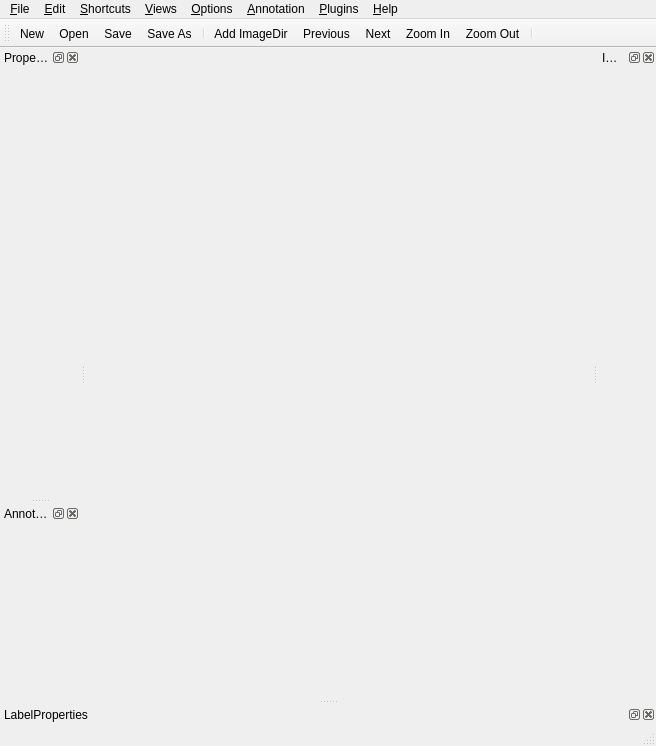
The window that sloth/gui/labeltool.ui (WJtomcat/sloth) describes before a commit, drawn with Qt 5.
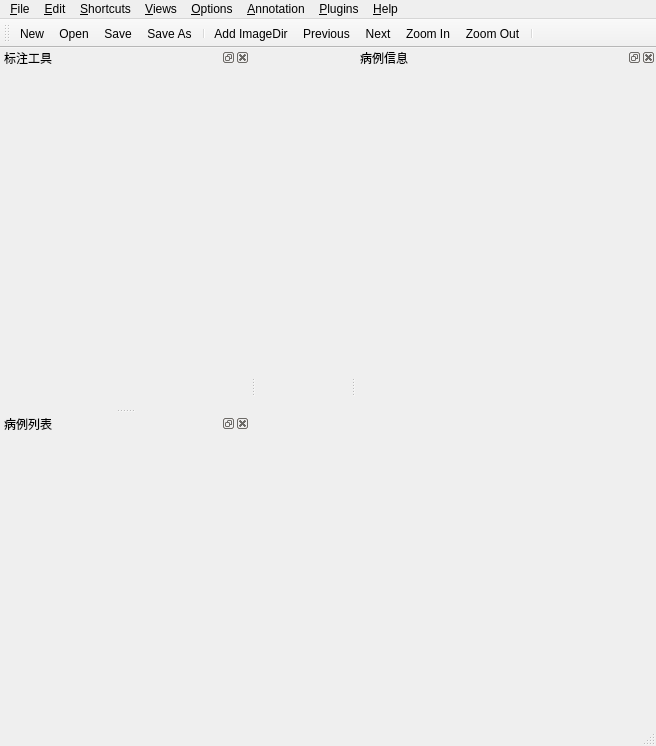
The same window after the commit. Icons and pictures are not drawn.

```diff
--- a/sloth/gui/labeltool.ui
+++ b/sloth/gui/labeltool.ui
@@ -119,7 +119,7 @@
     </size>
    </property>
    <property name="windowTitle">
-    <string>Properties</string>
+    <string>标注工具</string>
    </property>
    <attribute name="dockWidgetArea">
     <number>1</number>
@@ -128,25 +128,28 @@
   </widget>
   <widget class="QDockWidget" name="dockAnnotations">
    <property name="windowTitle">
-    <string>Annotations</string>
+    <string>病例列表</string>
+   </property>
+   <property name="minimumSize">
+    <size>
+     <width>250</width>
+     <height>38</height>
+    </size>
    </property>
    <attribute name="dockWidgetArea">
     <number>1</number>
    </attribute>
    <widget class="QWidget" name="dockAnnotationsContents"/>
   </widget>
-  <widget class="QDockWidget" name="dockLabelProperties">
-   <property name="windowTitle">
-    <string>LabelProperties</string>
-   </property>
-   <attribute name="dockWidgetArea">
-    <number>8</number>
-   </attribute>
-   <widget class="QWidget" name="dockWidgetContents_2"/>
-  </widget>
   <widget class="QDockWidget" name="dockImageInfo">
+   <property name="minimumSize">
+    <size>
+     <width>300</width>
+     <height>38</height>
+    </size>
+   </property>
    <property name="windowTitle">
-    <string>Image Info</string>
+    <string>病例信息</string>
    </property>
    <attribute name="dockWidgetArea">
     <number>2</number>
```
